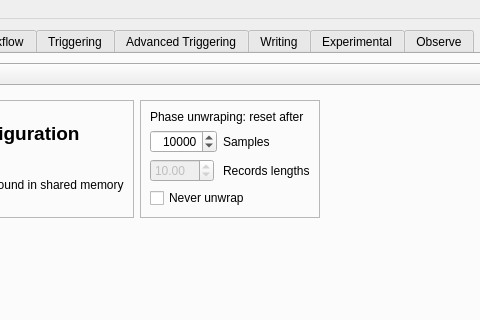
Before: the Qt Designer form dastardcommander/ui/dc.ui in usnistgov/dastardcommander, drawn with Qt 5; both pictures show x 144 to 624 and y 0 to 320 of the 931 by 762 pixel window.
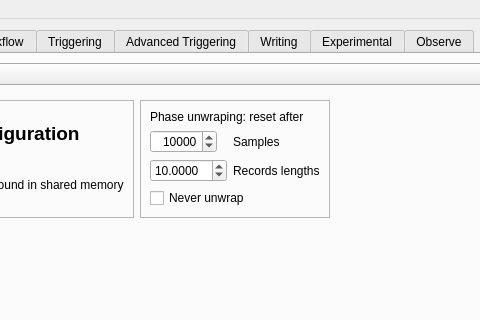
After: the same form once the commit is applied. Icons and pictures are not drawn.

Commit message: Get tooltips correct

What changed in the file:
```diff
--- a/dastardcommander/ui/dc.ui
+++ b/dastardcommander/ui/dc.ui
@@ -1167,10 +1167,13 @@
                  <item row="1" column="0">
                   <widget class="QDoubleSpinBox" name="phaseResetMultiplierBox">
                    <property name="enabled">
-                    <bool>false</bool>
+                    <bool>true</bool>
                    </property>
                    <property name="toolTip">
-                    <string extracomment="Set Phase Unwrap Samples to be this multiple of the record length"/>
+                    <string>Set Phase Unwrap Samples to be this multiple of the record length</string>
+                   </property>
+                   <property name="decimals">
+                    <number>4</number>
                    </property>
                    <property name="minimum">
                     <double>1.000000000000000</double>
```
Left out of the diff: 4 changed lines with no effect on the pictures.
